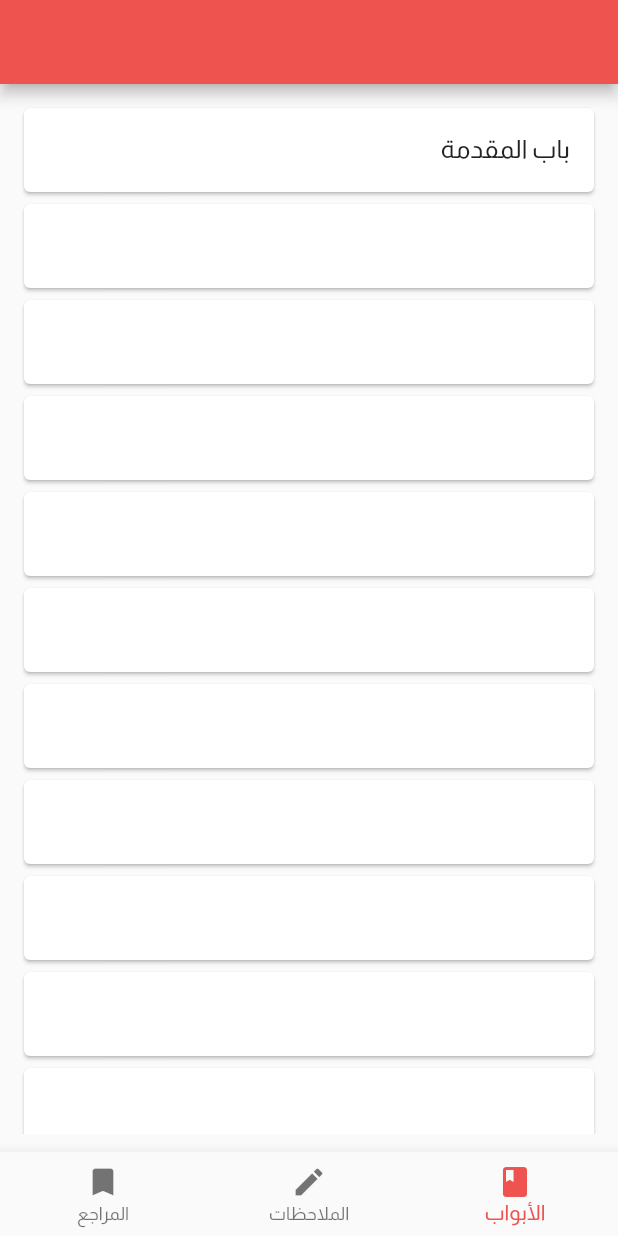
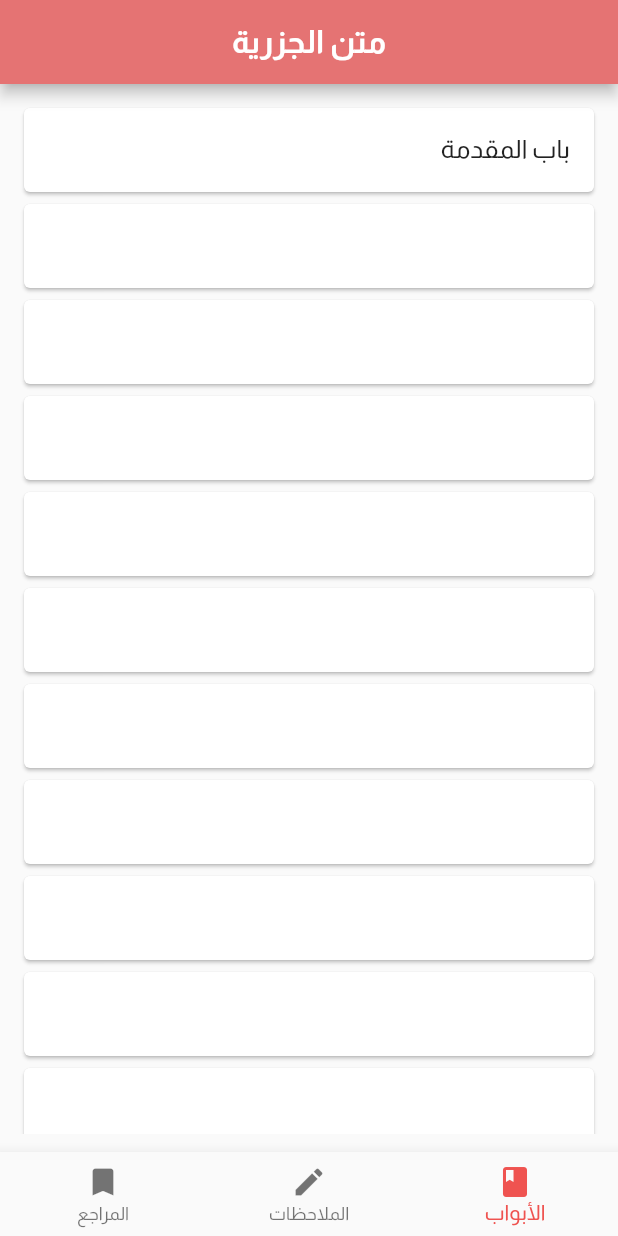
Before and after one commit to baselkorj/jazariyyah, a Flutter app: the screen it shows after launch, on a phone screen of 412 x 824 dp. Run offline on Flutter 3.47's test engine with Material 2 defaults, Android fonts, the phone set to English and light mode, and no system bars.

Commit message:
centered title

```diff
--- a/lib/pages/home.dart
+++ b/lib/pages/home.dart
@@ -16,7 +16,9 @@ class _HomePageState extends State<HomePage> {
   Widget build(BuildContext context) {
     return Scaffold(
       appBar: AppBar(
-        backgroundColor: Colors.red[400],
+        title: const Text("متن الجزرية"),
+        centerTitle: true,
+        backgroundColor: Colors.red[300],
       ),
       body: Padding(
         padding: const EdgeInsets.all(12.0),
```
